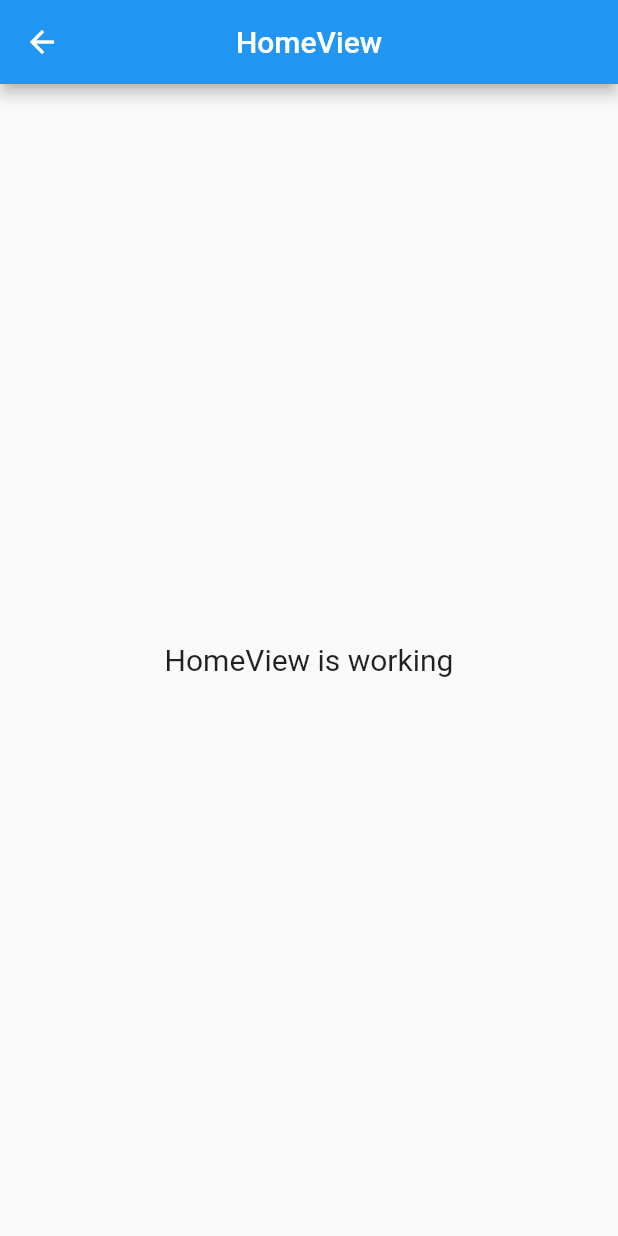
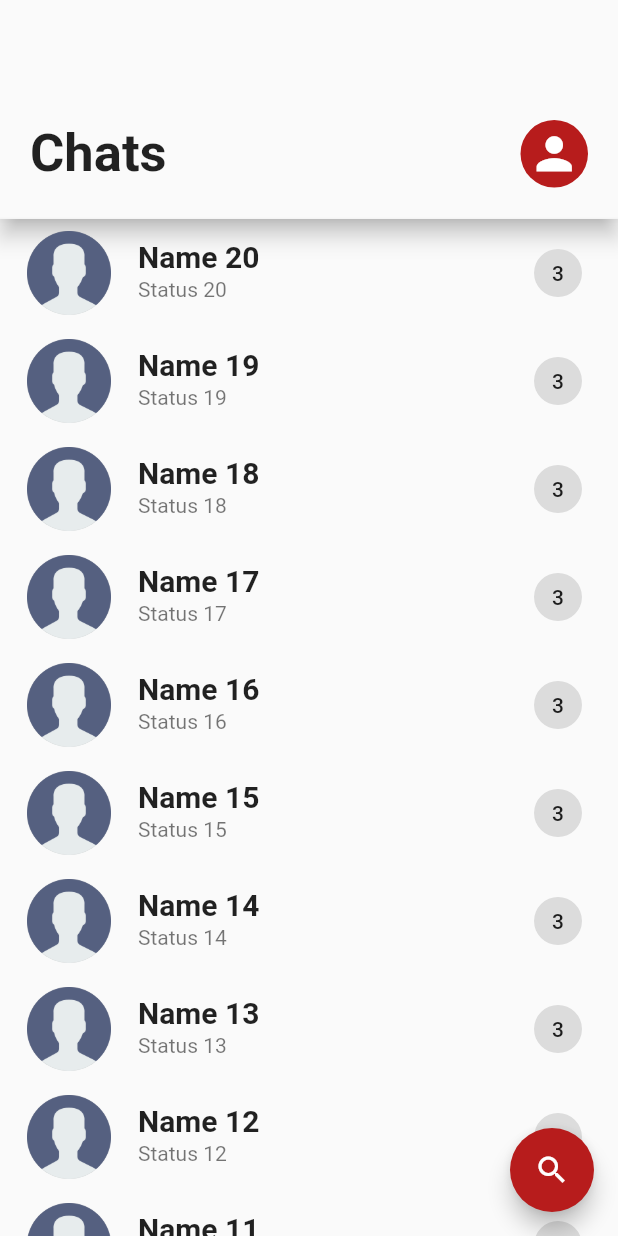
Before and after one commit to mrthikl/chat_app_flutter, a Flutter app: the HomeView screen opened by its route, on a phone screen of 412 x 824 dp. Run offline on Flutter 3.47's test engine with Material 2 defaults, Android fonts, the phone set to English and light mode, and no system bars; our stand-ins replace firebase_core, get, introduction_screen, lottie; accounts and stored records are empty.

Commit message:
create home screen

```diff
--- a/lib/app/modules/home/views/home_view.dart
+++ b/lib/app/modules/home/views/home_view.dart
@@ -1,3 +1,6 @@
+import 'dart:ui';
+
+import 'package:chat_app/app/routes/app_pages.dart';
 import 'package:flutter/material.dart';
 
 import 'package:get/get.dart';
@@ -5,19 +8,79 @@ import 'package:get/get.dart';
 import '../controllers/home_controller.dart';
 
 class HomeView extends GetView<HomeController> {
-  const HomeView({Key? key}) : super(key: key);
+  final List<Widget> myChats = List.generate(
+      20,
+      (index) => ListTile(
+            onTap: () => Get.toNamed(Routes.CHAT_ROOM),
+            leading: CircleAvatar(
+              radius: 30,
+              backgroundColor: Colors.black26,
+              child: Image.asset(
+                "assets/logo/noimage.png",
+                fit: BoxFit.cover,
+              ),
+            ),
+            title: Text(
+              "Name ${index + 1}",
+              style: TextStyle(fontSize: 20, fontWeight: FontWeight.w600),
+            ),
+            subtitle: Text(
+              "Status ${index + 1}",
+              style: TextStyle(fontSize: 14, fontWeight: FontWeight.w400),
+            ),
+            trailing: Chip(label: Text("3")),
+          )).reversed.toList();
   @override
   Widget build(BuildContext context) {
     return Scaffold(
-      appBar: AppBar(
-        title: const Text('HomeView'),
-        centerTitle: true,
+      body: Column(
+        children: [
+          Material(
+            elevation: 6,
+            child: Container(
+              padding:
+                  EdgeInsets.only(left: 20, right: 20, top: 80, bottom: 20),
+              decoration: BoxDecoration(
+                  border: Border(
+                      bottom:
+                          BorderSide(color: Colors.black.withOpacity(0.02)))),
+              child: Row(
+                  mainAxisAlignment: MainAxisAlignment.spaceBetween,
+                  children: [
+                    Text(
+                      "Chats",
+                      style:
+                          TextStyle(fontSize: 35, fontWeight: FontWeight.bold),
+                    ),
+                    Material(
+                      borderRadius: BorderRadius.circular(50),
+                      color: Colors.red[900],
+                      child: Padding(
+                        padding: const EdgeInsets.all(5.0),
+                        child: InkWell(
+                          onTap: () => Get.toNamed(Routes.PROFILE),
+                          child: Icon(
+                            Icons.person,
+                            size: 35,
+                            color: Colors.white,
+                          ),
+                        ),
+                      ),
+                    )
+                  ]),
+            ),
+          ),
+          Expanded(
+              child: ListView.builder(
+                  padding: EdgeInsets.zero,
+                  itemCount: myChats.length,
+                  itemBuilder: (context, index) => myChats[index]))
+        ],
       ),
-      body: Center(
-        child: Text(
-          'HomeView is working',
-          style: TextStyle(fontSize: 20),
-        ),
+      floatingActionButton: FloatingActionButton(
+        backgroundColor: Colors.red[900],
+        onPressed: () => Get.toNamed(Routes.SEARCH),
+        child: Icon(Icons.search),
       ),
     );
   }
--- a/lib/app/routes/app_pages.dart
+++ b/lib/app/routes/app_pages.dart
@@ -1,11 +1,17 @@
 import 'package:get/get.dart';
 
+import '../modules/chat_room/bindings/chat_room_binding.dart';
+import '../modules/chat_room/views/chat_room_view.dart';
 import '../modules/home/bindings/home_binding.dart';
 import '../modules/home/views/home_view.dart';
 import '../modules/introduction/bindings/introduction_binding.dart';
 import '../modules/introduction/views/introduction_view.dart';
 import '../modules/login/bindings/login_binding.dart';
 import '../modules/login/views/login_view.dart';
+import '../modules/profile/bindings/profile_binding.dart';
+import '../modules/profile/views/profile_view.dart';
+import '../modules/search/bindings/search_binding.dart';
+import '../modules/search/views/search_view.dart';
 
 part 'app_routes.dart';
 
@@ -15,7 +21,7 @@ class AppPages {
   static final routes = [
     GetPage(
       name: _Paths.HOME,
-      page: () => const HomeView(),
+      page: () => HomeView(),
       binding: HomeBinding(),
     ),
     GetPage(
@@ -28,5 +34,20 @@ class AppPages {
       page: () => const LoginView(),
       binding: LoginBinding(),
     ),
+    GetPage(
+      name: _Paths.PROFILE,
+      page: () => const ProfileView(),
+      binding: ProfileBinding(),
+    ),
+    GetPage(
+      name: _Paths.CHAT_ROOM,
+      page: () => const ChatRoomView(),
+      binding: ChatRoomBinding(),
+    ),
+    GetPage(
+      name: _Paths.SEARCH,
+      page: () => const SearchView(),
+      binding: SearchBinding(),
+    ),
   ];
 }
--- a/lib/app/routes/app_routes.dart
+++ b/lib/app/routes/app_routes.dart
@@ -6,6 +6,9 @@ abstract class Routes {
   static const HOME = _Paths.HOME;
   static const INTRODUCTION = _Paths.INTRODUCTION;
   static const LOGIN = _Paths.LOGIN;
+  static const PROFILE = _Paths.PROFILE;
+  static const CHAT_ROOM = _Paths.CHAT_ROOM;
+  static const SEARCH = _Paths.SEARCH;
 }
 
 abstract class _Paths {
@@ -13,4 +16,7 @@ abstract class _Paths {
   static const HOME = '/home';
   static const INTRODUCTION = '/introduction';
   static const LOGIN = '/login';
+  static const PROFILE = '/profile';
+  static const CHAT_ROOM = '/chat-room';
+  static const SEARCH = '/search';
 }
--- a/lib/main.dart
+++ b/lib/main.dart
@@ -30,7 +30,7 @@ class MyApp extends StatelessWidget {
           return GetMaterialApp(
             debugShowCheckedModeBanner: false,
             title: "Chat App",
-            initialRoute: Routes.LOGIN,
+            initialRoute: Routes.HOME,
             getPages: AppPages.routes,
           );
           // return FutureBuilder(
```
Also changed, not shown: lib/app/modules/chat_room/bindings/chat_room_binding.dart (added, +12 -0 lines), lib/app/modules/chat_room/controllers/chat_room_controller.dart (added, +23 -0 lines), lib/app/modules/chat_room/views/chat_room_view.dart (added, +24 -0 lines), lib/app/modules/profile/bindings/profile_binding.dart (added, +12 -0 lines), lib/app/modules/profile/controllers/profile_controller.dart (added, +23 -0 lines), lib/app/modules/profile/views/profile_view.dart (added, +24 -0 lines), lib/app/modules/search/bindings/search_binding.dart (added, +12 -0 lines), lib/app/modules/search/controllers/search_controller.dart (added, +23 -0 lines), lib/app/modules/search/views/search_view.dart (added, +24 -0 lines).
